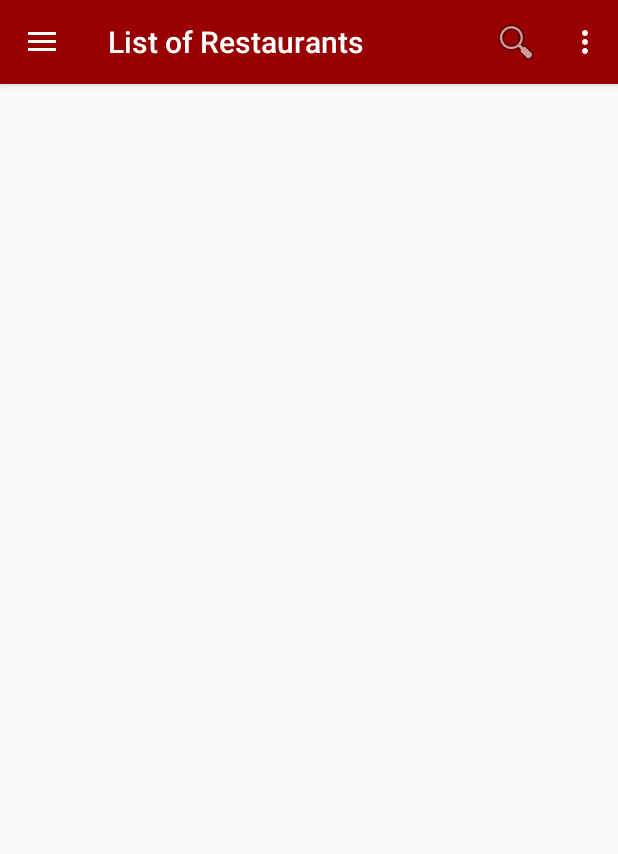
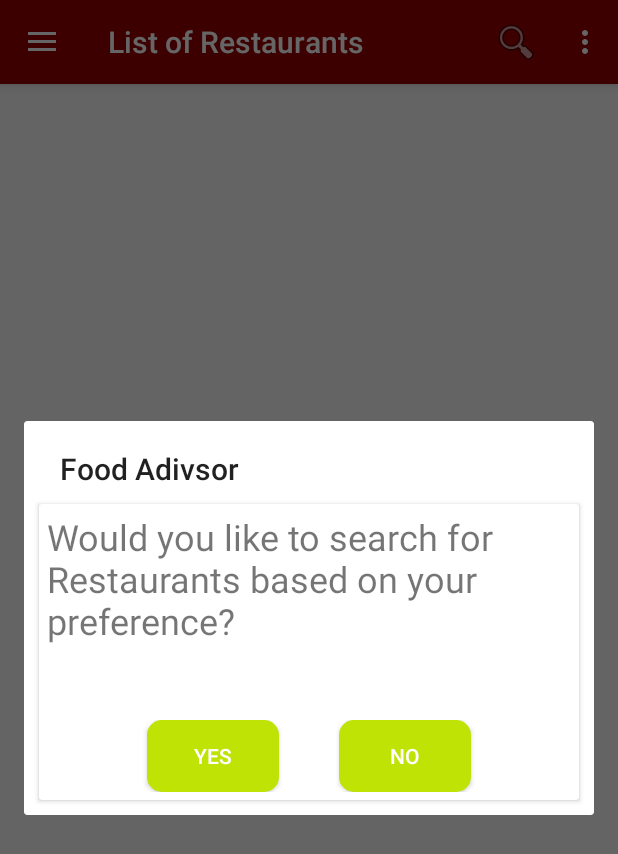
Before and after one commit to BarkaBoss/FoodVisor, an Android app: the fragment AutoRecommendedRestaurant placed in its activity, after a tap on "View Restaurants", on a phone screen of 412 x 824 dp. Shown: the top 854 px of the screen. Run offline under Robolectric (Android 15) with nearby library versions, the phone set to English and light mode, and no system bars; our stand-ins replace Firebase (no records; nobody signed in at launch, a user with empty details on screens opened directly), Picasso; 4 statements that could not run were skipped; 1 other tap on this screen came first.

Commit message:
Added new Nav

```diff
--- a/app/src/main/java/xyz/nokt/btf/foodadvisor/AutoRecommendedRestaurant.java
+++ b/app/src/main/java/xyz/nokt/btf/foodadvisor/AutoRecommendedRestaurant.java
@@ -28,7 +28,7 @@ import com.google.firebase.database.ValueEventListener;
 import java.util.ArrayList;
 import java.util.List;
 
-public class AutoRecommendedRestaurant extends Fragment implements SearchView.OnQueryTextListener{
+public class AutoRecommendedRestaurant extends Fragment implements ViewRestaurants.OnFragmentInteractionListener, SearchView.OnQueryTextListener{
 
     FirebaseDatabase database = FirebaseDatabase.getInstance();
     DatabaseReference dbRef = database.getReference("Restaurants");
@@ -36,6 +36,7 @@ public class AutoRecommendedRestaurant extends Fragment implements SearchView.On
     FirebaseAuth fireAuth = FirebaseAuth.getInstance();
 
     String cusDiet;
+    String param;
 
     List<RestaurantObj> restaurantObjs;
     ArrayList<RestaurantObj> newlist;
@@ -78,13 +79,18 @@ public class AutoRecommendedRestaurant extends Fragment implements SearchView.On
         recyclerView.setHasFixedSize(true);
         recyclerView.setLayoutManager(new LinearLayoutManager(getContext()));
 
+        Bundle bundle = getArguments();
+
+        param = bundle.getString("localForeign");
+        dietary = bundle.getString("Diet");
+
         //dietary = getActivity().getIntent().getStringExtra("dietNeeds");
         userRef.addValueEventListener(new ValueEventListener() {
             @Override
             public void onDataChange(DataSnapshot dataSnapshot) {
                 cusDiet = dataSnapshot.child(fireAuth.getCurrentUser().getUid()).child("cusDiet").getValue().toString();
                 Log.i("CusDiet", cusDiet);
-                dietChoice.setText("Recommendations based on "+ cusDiet);
+                dietChoice.setText("Recommendations based on "+ dietary);
                 loadRests();
             }
 
@@ -100,7 +106,13 @@ public class AutoRecommendedRestaurant extends Fragment implements SearchView.On
     @Override
     public void onResume() {
         super.onResume();
-        getActivity().setTitle("Diet Recommended Restaurants");
+        if (param != null) {
+            getActivity().setTitle(param.toUpperCase() + " Restaurants");
+        }
+        if (dietary != null)
+        {
+            getActivity().setTitle("Recommendeds Restaurants");
+        }
     }
 
     public void flexTree(String diet)
@@ -150,9 +162,19 @@ public class AutoRecommendedRestaurant extends Fragment implements SearchView.On
                     }
                 }
                 RestaurantListAdapter restAdapter = new RestaurantListAdapter(getActivity(), getContext(), restaurantObjs);
-                restAdapter.getFilter().filter(cusDiet);
-                recyclerView.setAdapter(restAdapter);
 
+                if(param == null) {
+                    restAdapter.getFilter().filter(dietary.toLowerCase());
+                    recyclerView.setAdapter(restAdapter);
+                    dietary = null;
+                }else if (dietary == null)
+                {
+                    restAdapter.getFilter().filter(param.toLowerCase());
+                    recyclerView.setAdapter(restAdapter);
+                    param = null;
+                }
+
+                //Log.i("LocFor", param);
                 /*if(restaurantObjs != null)
                 {
                     flexTree("diabetes");
@@ -219,6 +241,11 @@ public class AutoRecommendedRestaurant extends Fragment implements SearchView.On
         searchView.setOnQueryTextListener(this);
     }
 
+    @Override
+    public void onFragmentInteraction(Uri uri) {
+
+    }
+
     public interface OnFragmentInteractionListener {
         // TODO: Update argument type and name
         void onFragmentInteraction(Uri uri);
--- a/app/src/main/java/xyz/nokt/btf/foodadvisor/DetailedRestaurantActivity.java
+++ b/app/src/main/java/xyz/nokt/btf/foodadvisor/DetailedRestaurantActivity.java
@@ -56,7 +56,7 @@ public class DetailedRestaurantActivity extends FragmentActivity implements OnMa
     ImageView banner;
     LatLng userLoc, restLoc;
 
-    String address;
+    String address, restID;
     @Override
     protected void onCreate(Bundle savedInstanceState) {
         super.onCreate(savedInstanceState);
@@ -78,6 +78,7 @@ public class DetailedRestaurantActivity extends FragmentActivity implements OnMa
         restAddress.setText(getIntent().getStringExtra("restAddress"));
         restMail.setText(getIntent().getStringExtra("mail"));
         restFeat.setText(getIntent().getStringExtra("feat"));
+        restID = getIntent().getStringExtra("restID");
 
 
         address = getIntent().getStringExtra("restAddress");
--- a/app/src/main/java/xyz/nokt/btf/foodadvisor/RestaurantListAdapter.java
+++ b/app/src/main/java/xyz/nokt/btf/foodadvisor/RestaurantListAdapter.java
@@ -94,6 +94,7 @@ public class RestaurantListAdapter extends RecyclerView.Adapter<RestaurantListAd
                 goMapsIntent.putExtra("imageBanner", restaurantObj.getRest_imgUrl());
                 goMapsIntent.putExtra("feat", restaurantObj.getRest_features());
                 goMapsIntent.putExtra("mail", restaurantObj.getRest_mail());
+                goMapsIntent.putExtra("restID", restaurantObj.getRest_id());
 
                 context.startActivity(goMapsIntent);
             }
--- /dev/null
+++ b/app/src/main/res/drawable/ic_stars_black_24dp.xml
@@ -0,0 +1,5 @@
+<vector android:height="24dp" android:tint="#A80B08"
+    android:viewportHeight="24.0" android:viewportWidth="24.0"
+    android:width="24dp" xmlns:android="http://schemas.android.com/apk/res/android">
+    <path android:fillColor="#FF000000" android:pathData="M11.99,2C6.47,2 2,6.48 2,12s4.47,10 9.99,10C17.52,22 22,17.52 22,12S17.52,2 11.99,2zM16.23,18L12,15.45 7.77,18l1.12,-4.81 -3.73,-3.23 4.92,-0.42L12,5l1.92,4.53 4.92,0.42 -3.73,3.23L16.23,18z"/>
+</vector>
--- /dev/null
+++ b/app/src/main/res/drawable/roundedgebutton.xml
@@ -0,0 +1,14 @@
+<?xml version="1.0" encoding="utf-8"?>
+<shape xmlns:android="http://schemas.android.com/apk/res/android"
+    android:shape="rectangle">
+    <solid android:color="@color/colorAccent"/>
+    <padding
+        android:left="2dp"
+        android:right="2dp"
+        />
+    <corners
+        android:bottomLeftRadius="10dp"
+        android:bottomRightRadius="10dp"
+        android:topLeftRadius="10dp"
+        android:topRightRadius="10dp"/>
+</shape>
--- /dev/null
+++ b/app/src/main/res/layout/dialog_nav.xml
@@ -0,0 +1,51 @@
+<?xml version="1.0" encoding="utf-8"?>
+<LinearLayout
+    xmlns:android="http://schemas.android.com/apk/res/android" android:layout_width="match_parent"
+    android:gravity="center"
+    android:orientation="vertical"
+    android:layout_height="match_parent">
+
+    <android.support.v7.widget.CardView
+        android:layout_width="match_parent"
+        android:layout_height="wrap_content"
+        android:layout_margin="10dp">
+
+        <LinearLayout
+            android:layout_width="match_parent"
+            android:layout_height="wrap_content"
+            android:padding="5dp"
+            android:orientation="vertical">
+
+            <TextView
+                android:id="@+id/tvDiagMessage"
+                android:layout_width="match_parent"
+                android:layout_height="wrap_content"
+                android:textSize="24sp"
+                android:hint="M"/>
+            <LinearLayout
+                android:layout_marginTop="50dp"
+                android:orientation="horizontal"
+                android:gravity="center_horizontal"
+                android:layout_width="match_parent"
+                android:layout_height="wrap_content">
+            <Button
+                android:id="@+id/btnYes"
+                android:layout_width="wrap_content"
+                android:layout_height="wrap_content"
+                android:textColor="#FFF"
+                android:layout_marginRight="20dp"
+                android:text="Yes"
+                android:background="@drawable/roundedgebutton"/>
+            <Button
+                android:id="@+id/btnNo"
+                android:layout_width="wrap_content"
+                android:layout_height="wrap_content"
+                android:layout_marginLeft="20dp"
+                android:textColor="#FFF"
+                android:text="No"
+                android:background="@drawable/roundedgebutton"/>
+            </LinearLayout>
+        </LinearLayout>
+    </android.support.v7.widget.CardView>
+
+</LinearLayout>
```
Also changed, not shown: app/src/main/java/xyz/nokt/btf/foodadvisor/ViewRestaurants.java (+132 -0 lines), app/src/main/res/layout/activity_detailed_restaurant.xml (+11 -3 lines).
